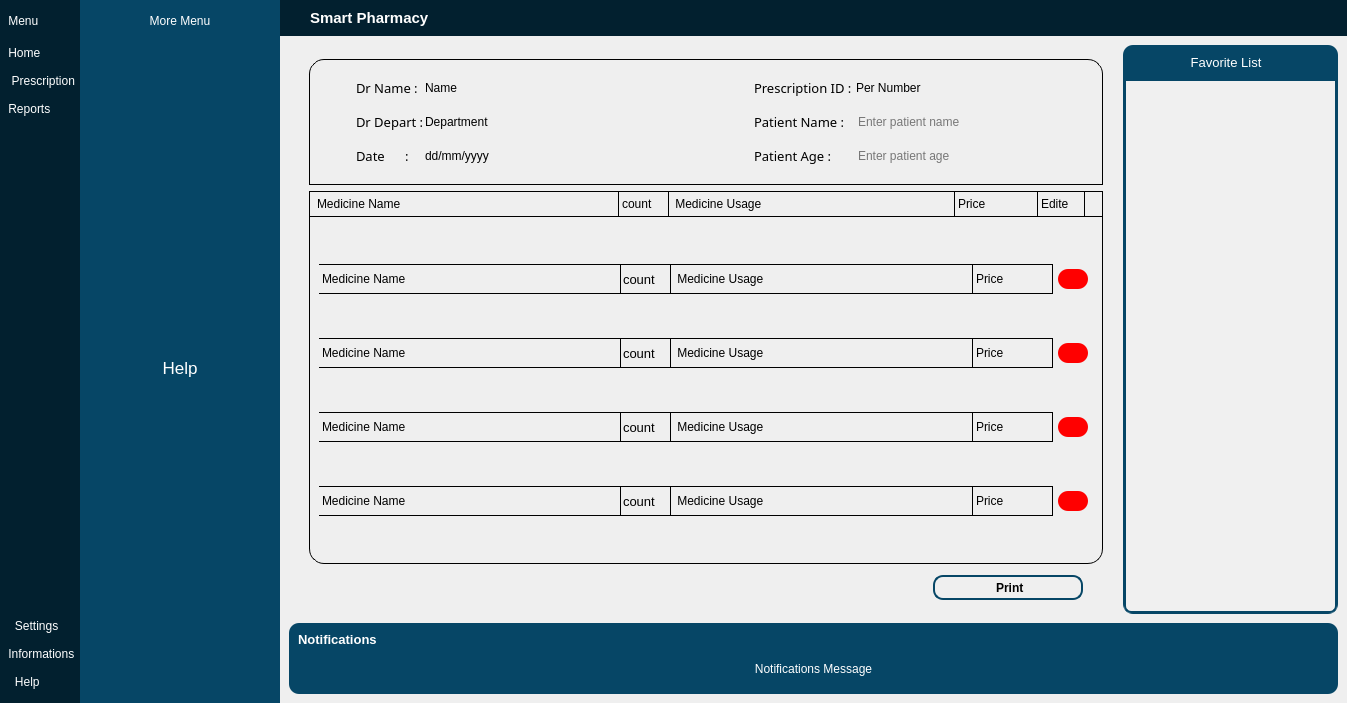
Above: Application_Pharm/Final_Main_FFuiFF.ui from Behiry1/Smart_Pharmcy_System before the change. Below: the same form after it.
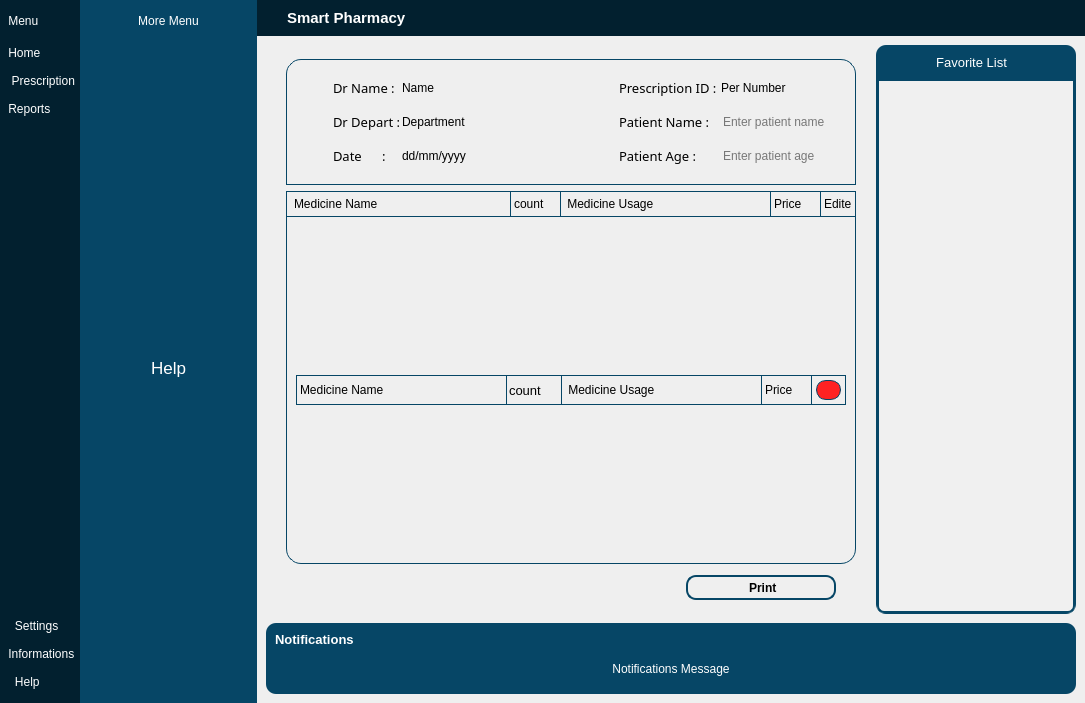
That is the form after the change. The open tabs and pages were chosen to show the change. Icons and pictures are not drawn.

What changed in the file:
```diff
--- a/Application_Pharm/Final_Main_FFuiFF.ui
+++ b/Application_Pharm/Final_Main_FFuiFF.ui
@@ -6,7 +6,7 @@
    <rect>
     <x>0</x>
     <y>0</y>
-    <width>1347</width>
+    <width>1085</width>
     <height>703</height>
    </rect>
   </property>
@@ -1285,6 +1285,7 @@
                          <property name="font">
                           <font>
                            <pointsize>11</pointsize>
+                           <weight>75</weight>
                            <bold>true</bold>
                           </font>
                          </property>
@@ -1807,19 +1808,21 @@
 }
 #frame_15 {
  	margin-left:6px;
-    border: 1px solid black;
+    border: 1px solid   #064666;
     border-top-right-radius: 15px;
     border-top-left-radius: 15px;
+	
+
 }
 #scrollArea_3 {
-    border: 1px solid black;
+    border: 1px solid   #064666;
     border-bottom-right-radius: 15px;
     border-bottom-left-radius: 15px;
 }
 
 #widget_9{
-	border: 1px solid black;
-    border-bottom: 0px solid black;
+	border: 1px solid  #064666;
+    border-bottom: 0px solid   rgb(7, 86, 126);
 }</string>
                           </property>
                           <layout class="QGridLayout" name="gridLayout_17">
@@ -2102,7 +2105,7 @@
                                 </property>
                                 <property name="styleSheet">
                                  <string notr="true">QLabel {
-    border-right: 1px solid black;
+    border-right: 1px solid   #064666;
     qproperty-alignment: 'AlignCenter';
 }
 </string>
@@ -2125,6 +2128,12 @@
                                  </property>
                                  <item>
                                   <widget class="QLabel" name="Medicine_name">
+                                   <property name="minimumSize">
+                                    <size>
+                                     <width>220</width>
+                                     <height>0</height>
+                                    </size>
+                                   </property>
                                    <property name="font">
                                     <font>
                                      <pointsize>9</pointsize>
@@ -2140,9 +2149,15 @@
                                  </item>
                                  <item>
                                   <widget class="QLabel" name="Count">
-                                   <property name="maximumSize">
+                                   <property name="minimumSize">
                                     <size>
                                      <width>50</width>
+                                     <height>0</height>
+                                    </size>
+                                   </property>
+                                   <property name="maximumSize">
+                                    <size>
+                                     <width>200</width>
                                      <height>16777215</height>
                                     </size>
                                    </property>
@@ -2161,9 +2176,15 @@
                                  </item>
                                  <item>
                                   <widget class="QLabel" name="Medicine_usage">
+                                   <property name="minimumSize">
+                                    <size>
+                                     <width>210</width>
+                                     <height>0</height>
+                                    </size>
+                                   </property>
                                    <property name="maximumSize">
                                     <size>
-                                     <width>286</width>
+                                     <width>16777215</width>
                                      <height>16777215</height>
                                     </size>
                                    </property>
@@ -2179,9 +2200,15 @@
                                  </item>
                                  <item>
                                   <widget class="QLabel" name="Price">
+                                   <property name="minimumSize">
+                                    <size>
+                                     <width>50</width>
+                                     <height>0</height>
+                                    </size>
+                                   </property>
                                    <property name="maximumSize">
                                     <size>
-                                     <width>83</width>
+                                     <width>16777215</width>
                                      <height>16777215</height>
                                     </size>
                                    </property>
@@ -2199,7 +2226,7 @@
                                   <widget class="QLabel" name="Edite">
                                    <property name="maximumSize">
                                     <size>
-                                     <width>47</width>
+                                     <width>50</width>
                                      <height>16777215</height>
                                     </size>
                                    </property>
@@ -2246,512 +2273,17 @@
                                   <rect>
                                    <x>0</x>
                                    <y>0</y>
-                                   <width>771</width>
-                                   <height>323</height>
+                                   <width>579</width>
+                                   <height>327</height>
                                   </rect>
                                  </property>
                                  <layout class="QVBoxLayout" name="verticalLayout_17">
-                                  <item>
-                                   <widget class="QWidget" name="widget_23" native="true">
-                                    <property name="minimumSize">
-                                     <size>
-                                      <width>0</width>
-                                      <height>25</height>
-                                     </size>
-                                    </property>
-                                    <property name="maximumSize">
-                                     <size>
-                                      <width>16777215</width>
-                                      <height>30</height>
-                                     </size>
-                                    </property>
-                                    <property name="font">
-                                     <font>
-                                      <stylestrategy>PreferAntialias</stylestrategy>
-                                     </font>
-                                    </property>
-                                    <property name="styleSheet">
-                                     <string notr="true">QLabel {
-    border: 1px solid black;
-    qproperty-alignment: 'AlignCenter';
-	border-left:0px solid black;
-
-}
-
-QPushButton {
- 
-    background-color: red;
-    border-radius: 10px;
-}
-QLineEdit{
-border:1px solid black;
-border-left:0px;
-}
-
-</string>
-                                    </property>
-                                    <layout class="QHBoxLayout" name="_17">
-                                     <property name="spacing">
-                                      <number>0</number>
-                                     </property>
-                                     <property name="leftMargin">
-                                      <number>0</number>
-                                     </property>
-                                     <property name="topMargin">
-                                      <number>0</number>
-                                     </property>
-                                     <property name="rightMargin">
-                                      <number>0</number>
-                                     </property>
-                                     <property name="bottomMargin">
-                                      <number>0</number>
-                                     </property>
-                                     <item>
-                                      <widget class="QLabel" name="Medicine_name_19">
-                                       <property name="font">
-                                        <font>
-                                         <pointsize>9</pointsize>
-                                        </font>
-                                       </property>
-                                       <property name="layoutDirection">
-                                        <enum>Qt::LeftToRight</enum>
-                                       </property>
-                                       <property name="text">
-                                        <string>Medicine Name </string>
-                                       </property>
-                                      </widget>
-                                     </item>
-                                     <item>
-                                      <widget class="QLineEdit" name="lineEdit_26">
-                                       <property name="maximumSize">
-                                        <size>
-                                         <width>50</width>
-                                         <height>30</height>
-                                        </size>
-                                       </property>
-                                       <property name="font">
-                                        <font>
-                                         <pointsize>10</pointsize>
-                                        </font>
-                                       </property>
-                                       <property name="text">
-                                        <string>count</string>
-                                       </property>
-                                      </widget>
-                                     </item>
-                                     <item>
-                                      <widget class="QLabel" name="Medicine_usage_19">
-                                       <property name="font">
-                                        <font>
-                                         <pointsize>9</pointsize>
-                                        </font>
-                                       </property>
-                                       <property name="text">
-                                        <string> Medicine Usage</string>
-                                       </property>
-                                      </widget>
-                                     </item>
-                                     <item>
-                                      <widget class="QLabel" name="Price_19">
-                                       <property name="maximumSize">
-                                        <size>
-                                         <width>80</width>
-                                         <height>16777215</height>
-                                        </size>
-                                       </property>
-                                       <property name="font">
-                                        <font>
-                                         <pointsize>9</pointsize>
-                                        </font>
-                                       </property>
-                                       <property name="text">
-                                        <string>Price </string>
-                                       </property>
-                                      </widget>
-                                     </item>
-                                     <item>
-                                      <widget class="QWidget" name="D_widget_delet_17" native="true">
-                                       <property name="maximumSize">
-                                        <size>
-                                         <width>40</width>
-                                         <height>16777215</height>
-                                        </size>
-                                       </property>
-                                       <layout class="QVBoxLayout" name="verticalLayout_44">
-                                        <property name="spacing">
-                                         <number>0</number>
-                                        </property>
-                                        <property name="leftMargin">
-                                         <number>5</number>
-                                        </property>
-                                        <property name="topMargin">
-                                         <number>5</number>
-                                        </property>
-                                        <property name="rightMargin">
-                                         <number>5</number>
-                                        </property>
-                                        <property name="bottomMargin">
-                                         <number>5</number>
-                                        </property>
-                                        <item>
-                                         <widget class="QPushButton" name="pushButton_Trash_17">
-                                          <property name="maximumSize">
-                                           <size>
-                                            <width>30</width>
-                                            <height>25</height>
-                                           </size>
-                                          </property>
-                                          <property name="text">
-                                           <string/>
-                                          </property>
-                                          <property name="icon">
-                                           <iconset resource="Final_Main_ph.qrc">
-                                            <normaloff>:/Icon_web/Image_for_main/icons_from_Web/trash-2.svg</normaloff>:/Icon_web/Image_for_main/icons_from_Web/trash-2.svg</iconset>
-                                          </property>
-                                         </widget>
-                                        </item>
-                                       </layout>
-                                      </widget>
-                                     </item>
-                                    </layout>
-                                   </widget>
-                                  </item>
-                                  <item>
-                                   <widget class="QWidget" name="widget_24" native="true">
-                                    <property name="minimumSize">
-                                     <size>
-                                      <width>0</width>
-                                      <height>25</height>
-                                     </size>
-                                    </property>
-                                    <property name="maximumSize">
-                                     <size>
-                                      <width>16777215</width>
-                                      <height>30</height>
-                                     </size>
-                                    </property>
-                                    <property name="font">
-                                     <font>
-                                      <stylestrategy>PreferAntialias</stylestrategy>
-                                     </font>
-                                    </property>
-                                    <property name="styleSheet">
-                                     <string notr="true">QLabel {
-    border: 1px solid black;
-    qproperty-alignment: 'AlignCenter';
-	border-left:0px solid black;
-
-}
-
-QPushButton {
- 
-    background-color: red;
-    border-radius: 10px;
-}
-QLineEdit{
-border:1px solid black;
-border-left:0px;
-}
-
-</string>
-                                    </property>
-                                    <layout class="QHBoxLayout" name="_18">
-                                     <property name="spacing">
-                                      <number>0</number>
-                                     </property>
-                                     <property name="leftMargin">
-                                      <number>0</number>
-                                     </property>
-                                     <property name="topMargin">
-                                      <number>0</number>
-                                     </property>
-                                     <property name="rightMargin">
-                                      <number>0</number>
-                                     </property>
-                                     <property name="bottomMargin">
-                                      <number>0</number>
-                                     </property>
-                                     <item>
-                                      <widget class="QLabel" name="Medicine_name_20">
-                                       <property name="font">
-                                        <font>
-                                         <pointsize>9</pointsize>
-                                        </font>
-                                       </property>
-                                       <property name="layoutDirection">
-                                        <enum>Qt::LeftToRight</enum>
-                                       </property>
-                                       <property name="text">
-                                        <string>Medicine Name </string>
-                                       </property>
-                                      </widget>
-                                     </item>
-                                     <item>
-                                      <widget class="QLineEdit" name="lineEdit_27">
-                                       <property name="maximumSize">
-                                        <size>
-                                         <width>50</width>
-                                         <height>30</height>
-                                        </size>
-                                       </property>
-                                       <property name="font">
-                                        <font>
-                                         <pointsize>10</pointsize>
-                                        </font>
-                                       </property>
-                                       <property name="text">
-                                        <string>count</string>
-                                       </property>
-                                      </widget>
-                                     </item>
-                                     <item>
-                                      <widget class="QLabel" name="Medicine_usage_20">
-                                       <property name="font">
-                                        <font>
-                                         <pointsize>9</pointsize>
-                                        </font>
-                                       </property>
-                                       <property name="text">
-                                        <string> Medicine Usage</string>
-                                       </property>
-                                      </widget>
-                                     </item>
-                                     <item>
-                                      <widget class="QLabel" name="Price_20">
-                                       <property name="maximumSize">
-                                        <size>
-                                         <width>80</width>
-                                         <height>16777215</height>
-                                        </size>
-                                       </property>
-                                       <property name="font">
-                                        <font>
-                                         <pointsize>9</pointsize>
-                                        </font>
-                                       </property>
-                                       <property name="text">
-                                        <string>Price </string>
-                                       </property>
-                                      </widget>
-                                     </item>
-                                     <item>
-                                      <widget class="QWidget" name="D_widget_delet_18" native="true">
-                                       <property name="maximumSize">
-                                        <size>
-                                         <width>40</width>
-                                         <height>16777215</height>
-                                        </size>
-                                       </property>
-                                       <layout class="QVBoxLayout" name="verticalLayout_45">
-                                        <property name="spacing">
-                                         <number>0</number>
-                                        </property>
-                                        <property name="leftMargin">
-                                         <number>5</number>
-                                        </property>
-                                        <property name="topMargin">
-                                         <number>5</number>
-                                        </property>
-                                        <property name="rightMargin">
-                                         <number>5</number>
-                                        </property>
-                                        <property name="bottomMargin">
-                                         <number>5</number>
-                                        </property>
-                                        <item>
-                                         <widget class="QPushButton" name="pushButton_Trash_18">
-                                          <property name="maximumSize">
-                                           <size>
-                                            <width>30</width>
-                                            <height>25</height>
-                                           </size>
-                                          </property>
-                                          <property name="text">
-                                           <string/>
-                                          </property>
-                                          <property name="icon">
-                                           <iconset resource="Final_Main_ph.qrc">
-                                            <normaloff>:/Icon_web/Image_for_main/icons_from_Web/trash-2.svg</normaloff>:/Icon_web/Image_for_main/icons_from_Web/trash-2.svg</iconset>
-                                          </property>
-                                         </widget>
-                                        </item>
-                                       </layout>
-                                      </widget>
-                                     </item>
-                                    </layout>
-                                   </widget>
-                                  </item>
-                                  <item>
-                                   <widget class="QWidget" name="widget_13" native="true">
-                                    <property name="minimumSize">
-                                     <size>
-                                      <width>0</width>
-                                      <height>25</height>
-                                     </size>
-                                    </property>
-                                    <property name="maximumSize">
-                                     <size>
-                                      <width>16777215</width>
-                                      <height>30</height>
-                                     </size>
-                                    </property>
-                                    <property name="font">
-                                     <font>
-                                      <stylestrategy>PreferAntialias</stylestrategy>
-                                     </font>
-                                    </property>
-                                    <property name="styleSheet">
-                                     <string notr="true">QLabel {
-    border: 1px solid black;
-    qproperty-alignment: 'AlignCenter';
-	border-left:0px solid black;
-
-}
-
-QPushButton {
- 
-    background-color: red;
-    border-radius: 10px;
-}
-QLineEdit{
-border:1px solid black;
-border-left:0px;
-}
-
-</string>
-                                    </property>
-                                    <layout class="QHBoxLayout" name="_6">
-                                     <property name="spacing">
-                                      <number>0</number>
-                                     </property>
-                                     <property name="leftMargin">
-                                      <number>0</number>
-                                     </property>
-                                     <property name="topMargin">
-                                      <number>0</number>
-                                     </property>
-                                     <property name="rightMargin">
-                                      <number>0</number>
-                                     </property>
-                                     <property name="bottomMargin">
-                                      <number>0</number>
-                                     </property>
-                                     <item>
-                                      <widget class="QLabel" name="Medicine_name_8">
-                                       <property name="font">
-                                        <font>
-                                         <pointsize>9</pointsize>
-                                        </font>
-                                       </property>
-                                       <property name="layoutDirection">
-                                        <enum>Qt::LeftToRight</enum>
-                                       </property>
-                                       <property name="text">
-                                        <string>Medicine Name </string>
-                                       </property>
-                                      </widget>
-                                     </item>
-                                     <item>
-                                      <widget class="QLineEdit" name="lineEdit_15">
-                                       <property name="maximumSize">
-                                        <size>
-                                         <width>50</width>
-                                         <height>30</height>
-                                        </size>
-                                       </property>
-                                       <property name="font">
-                                        <font>
-                                         <pointsize>10</pointsize>
-                                        </font>
-                                       </property>
-                                       <property name="text">
-                                        <string>count</string>
-                                       </property>
-                                      </widget>
-                                     </item>
-                                     <item>
-                                      <widget class="QLabel" name="Medicine_usage_7">
-                                       <property name="font">
-                                        <font>
-                                         <pointsize>9</pointsize>
-                                        </font>
-                                       </property>
-                                       <property name="text">
-                                        <string> Medicine Usage</string>
-                                       </property>
-                                      </widget>
-                                     </item>
-                                     <item>
-                                      <widget class="QLabel" name="Price_8">
-                                       <property name="maximumSize">
-                                        <size>
-                                         <width>80</width>
-                                         <height>16777215</height>
-                                        </size>
-                                       </property>
-                                       <property name="font">
-                                        <font>
-                                         <pointsize>9</pointsize>
-                                        </font>
-                                       </property>
-                                       <property name="text">
-                                        <string>Price </string>
-                                       </property>
-                                      </widget>
-                                     </item>
-                                     <item>
-                                      <widget class="QWidget" name="D_widget_delet_6" native="true">
-                                       <property name="maximumSize">
-                                        <size>
-                                         <width>40</width>
-                                         <height>16777215</height>
-                                        </size>
-                                       </property>
-                                       <layout class="QVBoxLayout" name="verticalLayout_33">
-                                        <property name="spacing">
-                                         <number>0</number>
-                                        </property>
-                                        <property name="leftMargin">
-                                         <number>5</number>
-                                        </property>
-                                        <property name="topMargin">
-                                         <number>5</number>
-                                        </property>
-                                        <property name="rightMargin">
-                                         <number>5</number>
-                                        </property>
-                                        <property name="bottomMargin">
-                                         <number>5</number>
-                                        </property>
-                                        <item>
-                                         <widget class="QPushButton" name="pushButton_Trash_6">
-                                          <property name="maximumSize">
-                                           <size>
-                                            <width>35</width>
-                                            <height>30</height>
-                                           </size>
-                                          </property>
-                                          <property name="text">
-                                           <string/>
-                                          </property>
-                                          <property name="icon">
-                                           <iconset resource="Final_Main_ph.qrc">
-                                            <normaloff>:/Icon_web/Image_for_main/icons_from_Web/trash-2.svg</normaloff>:/Icon_web/Image_for_main/icons_from_Web/trash-2.svg</iconset>
-                                          </property>
-                                         </widget>
-                                        </item>
-                                       </layout>
-                                      </widget>
-                                     </item>
-                                    </layout>
-                                   </widget>
-                                  </item>
                                   <item>
                                    <widget class="QWidget" name="widget_11" native="true">
                                     <property name="minimumSize">
                                      <size>
                                       <width>0</width>
-                                      <height>25</height>
+                                      <height>30</height>
                                      </size>
                                     </property>
                                     <property name="maximumSize">
@@ -2766,21 +2298,23 @@
                                      </font>
                                     </property>
                                     <property name="styleSheet">
-                                     <string notr="true">QLabel {
-    border: 1px solid black;
+                                     <string notr="true">QLabel , QLineEdit {
+    border-left: 1px solid #064666;
     qproperty-alignment: 'AlignCenter';
-	border-left:0px solid black;
+	border-righte:0px solid #064666;
 
 }
 
 QPushButton {
  
-    background-color: red;
+    background-color: rgb(255, 34, 34);
     border-radius: 10px;
 }
-QLineEdit{
-border:1px solid black;
-border-left:0px;
+
+*{
+border-bottom:1px solid #064666;
+border-top:1px solid #064666;
+
 }
 
 </string>
@@ -2803,6 +2337,12 @@
                                      </property>
                                      <item>
                                       <widget class="QLabel" name="Medicine_name_3">
+                                       <property name="minimumSize">
+                                        <size>
+                                         <width>210</width>
+                                         <height>0</height>
+                                        </size>
+                                       </property>
                                        <property name="font">
                                         <font>
                                          <pointsize>9</pointsize>
@@ -2818,9 +2358,15 @@
                                      </item>
                                      <item>
                                       <widget class="QLineEdit" name="lineEdit_10">
-                                       <property name="maximumSize">
+                                       <property name="minimumSize">
                                         <size>
                                          <width>50</width>
+                                         <height>0</height>
+                                        </size>
+                                       </property>
+                                       <property name="maximumSize">
+                                        <size>
+                                         <width>120</width>
                                          <height>30</height>
                                         </size>
                                        </property>
@@ -2836,6 +2382,12 @@
                                      </item>
                                      <item>
                                       <widget class="QLabel" name="Medicine_usage_3">
+                                       <property name="minimumSize">
+                                        <size>
+                                         <width>200</width>
+                                         <height>0</height>
+                                        </size>
+                                       </property>
                                        <property name="font">
                                         <font>
                                          <pointsize>9</pointsize>
@@ -2848,9 +2400,15 @@
                                      </item>
                                      <item>
                                       <widget class="QLabel" name="Price_3">
+                                       <property name="minimumSize">
+                                        <size>
+                                         <width>50</width>
+                                         <height>0</height>
+                                        </size>
+                                       </property>
                                        <property name="maximumSize">
                                         <size>
-                                         <width>80</width>
+                                         <width>150</width>
                                          <height>16777215</height>
                                         </size>
                                        </property>
@@ -2865,13 +2423,24 @@
                                       </widget>
                                      </item>
                                      <item>
-                                      <widget class="QWidget" name="D_widget_delet" native="true">
+                                      <widget class="QWidget" name="widget_delet" native="true">
+                                       <property name="minimumSize">
+                                        <size>
+                                         <width>35</width>
+                                         <height>0</height>
+                                        </size>
+                                       </property>
                                        <property name="maximumSize">
                                         <size>
                                          <width>40</width>
                                          <height>16777215</height>
                                         </size>
                                        </property>
+                                       <property name="styleSheet">
+                                        <string notr="true">*{
+border:  1px solid #064666;
+margine : 2px;}</string>
+                                       </property>
                                        <layout class="QVBoxLayout" name="verticalLayout_20">
                                         <property name="spacing">
                                          <number>0</number>
@@ -2903,6 +2472,12 @@
                                            <iconset resource="Final_Main_ph.qrc">
                                             <normaloff>:/Icon_web/Image_for_main/icons_from_Web/trash-2.svg</normaloff>:/Icon_web/Image_for_main/icons_from_Web/trash-2.svg</iconset>
                                           </property>
+                                          <property name="iconSize">
+                                           <size>
+                                            <width>14</width>
+                                            <height>14</height>
+                                           </size>
+                                          </property>
                                          </widget>
                                         </item>
                                        </layout>
@@ -2987,6 +2562,7 @@
                                 <property name="font">
                                  <font>
                                   <pointsize>9</pointsize>
+                                  <weight>75</weight>
                                   <bold>true</bold>
                                  </font>
                                 </property>
@@ -3223,7 +2799,7 @@
                                 <x>0</x>
                                 <y>0</y>
                                 <width>205</width>
-                                <height>502</height>
+                                <height>507</height>
                                </rect>
                               </property>
                               <layout class="QVBoxLayout" name="verticalLayout_26"/>
@@ -3272,6 +2848,7 @@
                          <property name="font">
                           <font>
                            <pointsize>10</pointsize>
+                           <weight>75</weight>
                            <bold>true</bold>
                           </font>
                          </property>
@@ -3299,6 +2876,7 @@
                             </property>
                             <property name="font">
                              <font>
+                              <weight>50</weight>
                               <bold>false</bold>
                              </font>
                             </property>
```
Left out of the diff: 15 changed lines with no effect on the pictures.
